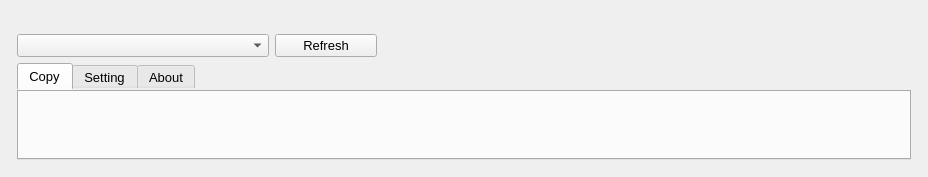
The window that mainwidget.ui (lzk/richovop) describes before a commit, drawn with Qt 5.
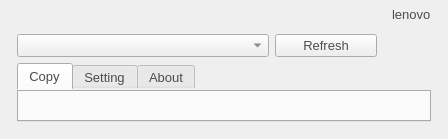
The same window after the commit. Icons and pictures are not drawn.

```diff
--- a/mainwidget.ui
+++ b/mainwidget.ui
@@ -6,17 +6,17 @@
    <rect>
     <x>0</x>
     <y>0</y>
-    <width>928</width>
-    <height>177</height>
+    <width>448</width>
+    <height>139</height>
    </rect>
   </property>
   <property name="styleSheet">
-   <string notr="true">QWidget{font:13px;}
+   <string notr="true">QWidget{font:13px; color:#4c4c4c}
 
 #logo{
 min-height:28;
 max-height:28;
-
+font:bold italic 28px  &quot;Times New Roman&quot;;
 }
 #refresh{min-width:100;
 max-width:100;}
@@ -60,11 +60,8 @@
        </item>
        <item>
         <widget class="QLabel" name="logo">
-         <property name="pixmap">
-          <pixmap resource="vop.qrc">:/images/LENOVO.png</pixmap>
-         </property>
-         <property name="scaledContents">
-          <bool>true</bool>
+         <property name="text">
+          <string>lenovo</string>
          </property>
         </widget>
        </item>
```
Left out of the diff: 16 changed lines with no effect on the pictures.
